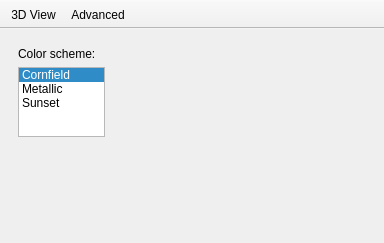
The window that Preferences.ui (openscad/openscad) describes before a commit, drawn with Qt 5.
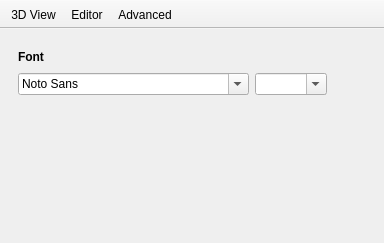
The same window after the commit. Icons and pictures are not drawn.

Commit message: Made editor font configurable

Patch:
```diff
--- a/Preferences.ui
+++ b/Preferences.ui
@@ -21,7 +21,7 @@
     <item>
      <widget class="QStackedWidget" name="stackedWidget">
       <property name="currentIndex">
-       <number>0</number>
+       <number>1</number>
       </property>
       <widget class="QWidget" name="page3DView">
        <layout class="QVBoxLayout" name="verticalLayout_4">
@@ -93,6 +93,86 @@
         </item>
        </layout>
       </widget>
+      <widget class="QWidget" name="pageEditor">
+       <layout class="QVBoxLayout" name="verticalLayout_5">
+        <item>
+         <layout class="QGridLayout" name="gridLayout">
+          <item row="0" column="0">
+           <widget class="QLabel" name="label_3">
+            <property name="font">
+             <font>
+              <weight>75</weight>
+              <bold>true</bold>
+             </font>
+            </property>
+            <property name="text">
+             <string>Font</string>
+            </property>
+            <property name="scaledContents">
+             <bool>false</bool>
+            </property>
+           </widget>
+          </item>
+          <item row="0" column="1">
+           <spacer name="horizontalSpacer_4">
+            <property name="orientation">
+             <enum>Qt::Horizontal</enum>
+            </property>
+            <property name="sizeHint" stdset="0">
+             <size>
+              <width>40</width>
+              <height>20</height>
+             </size>
+            </property>
+           </spacer>
+          </item>
+          <item row="1" column="0" colspan="2">
+           <widget class="QFontComboBox" name="fontChooser">
+            <property name="currentFont">
+             <font>
+              <family>Monaco</family>
+              <pointsize>12</pointsize>
+             </font>
+            </property>
+           </widget>
+          </item>
+          <item row="1" column="2">
+           <widget class="QComboBox" name="fontSize">
+            <property name="editable">
+             <bool>true</bool>
+            </property>
+           </widget>
+          </item>
+          <item row="1" column="3">
+           <spacer name="horizontalSpacer_5">
+            <property name="orientation">
+             <enum>Qt::Horizontal</enum>
+            </property>
+            <property name="sizeHint" stdset="0">
+             <size>
+              <width>40</width>
+              <height>20</height>
+             </size>
+            </property>
+           </spacer>
+          </item>
+         </layout>
+        </item>
+        <item>
+         <spacer name="verticalSpacer_4">
+          <property name="orientation">
+           <enum>Qt::Vertical</enum>
+          </property>
+          <property name="sizeHint" stdset="0">
+           <size>
+            <width>20</width>
+            <height>77</height>
+           </size>
+          </property>
+         </spacer>
+        </item>
+       </layout>
+      </widget>
       <widget class="QWidget" name="pageAdvanced">
        <layout class="QVBoxLayout" name="verticalLayout_3">
         <property name="margin">
@@ -193,6 +273,7 @@
     <bool>false</bool>
    </attribute>
    <addaction name="prefsAction3DView"/>
+   <addaction name="prefsActionEditor"/>
    <addaction name="prefsActionAdvanced"/>
   </widget>
   <action name="prefsAction3DView">
@@ -220,6 +301,18 @@
     <string>Advanced</string>
    </property>
   </action>
+  <action name="prefsActionEditor">
+   <property name="checkable">
+    <bool>true</bool>
+   </property>
+   <property name="icon">
+    <iconset resource="openscad.qrc">
+     <normaloff>:/prefsEditor.png</normaloff>:/prefsEditor.png</iconset>
+   </property>
+   <property name="text">
+    <string>Editor</string>
+   </property>
+  </action>
  </widget>
  <resources>
   <include location="openscad.qrc"/>
```
The commit also changes 8 other files.
